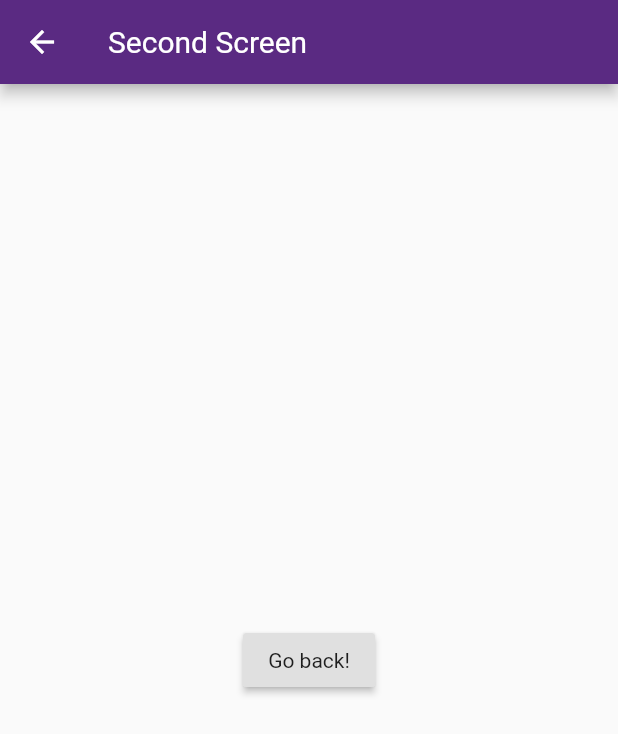
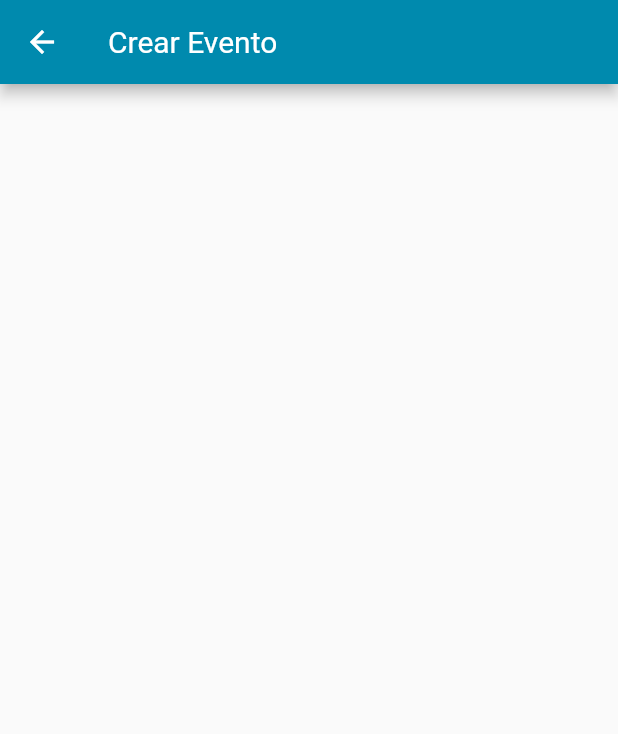
Before and after one commit to Brandeso/MobileDevices, a Flutter app: the screen it shows after launch, after a tap on "Crear Evento", on a phone screen of 412 x 824 dp. Shown: the top 734 px of the screen. Run offline on Flutter 3.47's test engine with Material 2 defaults, Android fonts, the phone set to English and light mode, and no system bars.

Commit message:
Updated navigation and display of the buttons, updated README, switched primary color from purple to blue

```diff
--- a/agenda/lib/screens/create.screen.dart
+++ b/agenda/lib/screens/create.screen.dart
@@ -6,15 +6,9 @@ class CreateScreen extends StatelessWidget {
   Widget build(BuildContext context) {
     return Scaffold(
       appBar: AppBar(
-        title: Text("Second Screen"),
+        title: Text("Crear Evento"),
       ),
       body: Center(
-        child: RaisedButton(
-          onPressed: () {
-
-          },
-          child: Text('Go back!'),
-        ),
       ),
     );
   }
--- a/agenda/lib/screens/home.screen.dart
+++ b/agenda/lib/screens/home.screen.dart
@@ -26,20 +26,27 @@ class _HomeState extends State<HomeScreen> {
           alignment: Alignment.center,
           child: Column(
             children: <Widget>[
-              RaisedButton(
-                shape: StadiumBorder(),
-                splashColor: Colors.orange,
-                color: Theme.of(context).primaryColor,
-                onPressed: () => { Navigator.pushNamed(context, '/create') },
-                child: Text('Crear Evento', style: TextStyle(color: Colors.white)),
+              ButtonTheme(
+                minWidth: double.infinity,
+                height: 50.0,
+                child: RaisedButton(
+                  shape: StadiumBorder(),
+                  splashColor: Theme.of(context).accentColor,
+                  color: Theme.of(context).primaryColor,
+                  onPressed: () => { Navigator.pushNamed(context, '/create') },
+                  child: Text("Crear Evento", style: TextStyle(color: Colors.white)),
+                ),
               ),
               SizedBox(height: 50),
               ButtonTheme(
-                minWidth: 200.0,
-                height: 100.0,
+                minWidth: double.infinity,
+                height: 50.0,
                 child: RaisedButton(
-                  onPressed: () {},
-                  child: Text("test"),
+                  shape: StadiumBorder(),
+                  splashColor: Theme.of(context).accentColor,
+                  color: Theme.of(context).primaryColor,
+                  onPressed: () => { Navigator.pushNamed(context, '/view') },
+                  child: Text("Ver Eventos", style: TextStyle(color: Colors.white)),
                 ),
               ),
             ],
--- a/agenda/lib/screens/view.screen.dart
+++ b/agenda/lib/screens/view.screen.dart
@@ -6,15 +6,9 @@ class ViewScreen extends StatelessWidget {
   Widget build(BuildContext context) {
     return Scaffold(
       appBar: AppBar(
-        title: Text("Second Screen"),
+        title: Text("Ver Eventos"),
       ),
       body: Center(
-        child: RaisedButton(
-          onPressed: () {
-            // Navigate back to first screen when tapped.
-          },
-          child: Text('Go back!'),
-        ),
       ),
     );
   }
--- a/agenda/lib/theme.dart
+++ b/agenda/lib/theme.dart
@@ -8,7 +8,7 @@ ThemeData _buildTheme() {
       fontFamily: 'Roboto'
   );
   return base.copyWith(
-    primaryColor: Color.fromRGBO(90, 42, 130, 1),
+    primaryColor: Color.fromRGBO(0, 138, 174, 1),
     accentColor: Color.fromRGBO(152, 81, 170, 1),
   );
 }
```
Also changed, not shown: 1 other file.
